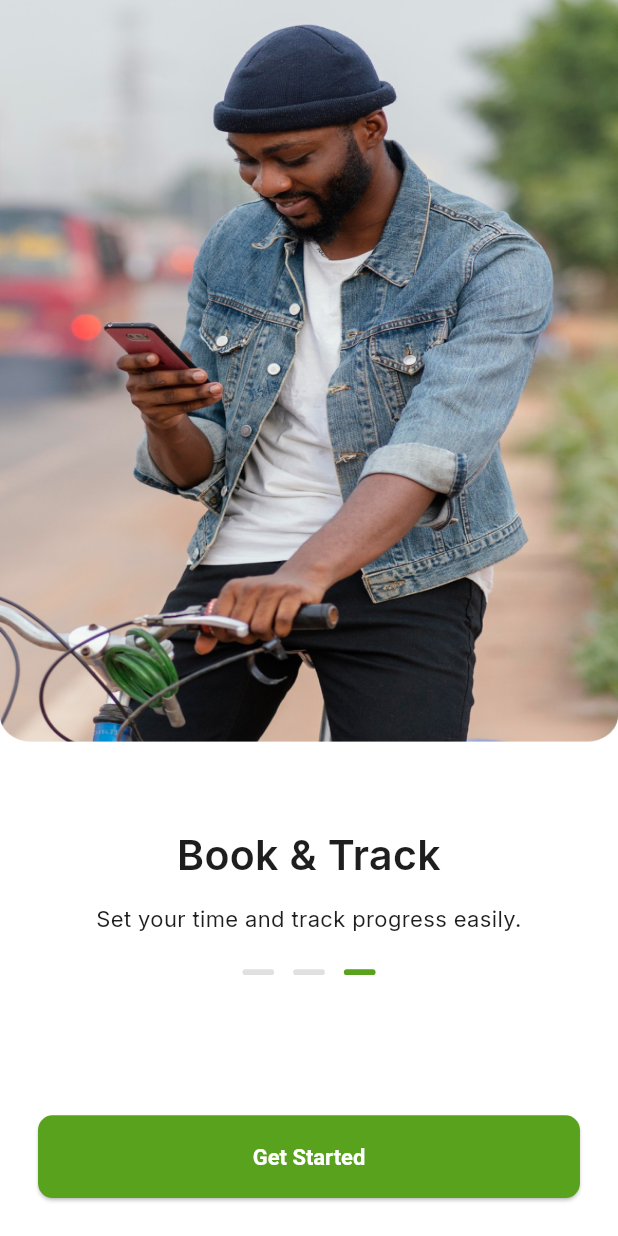
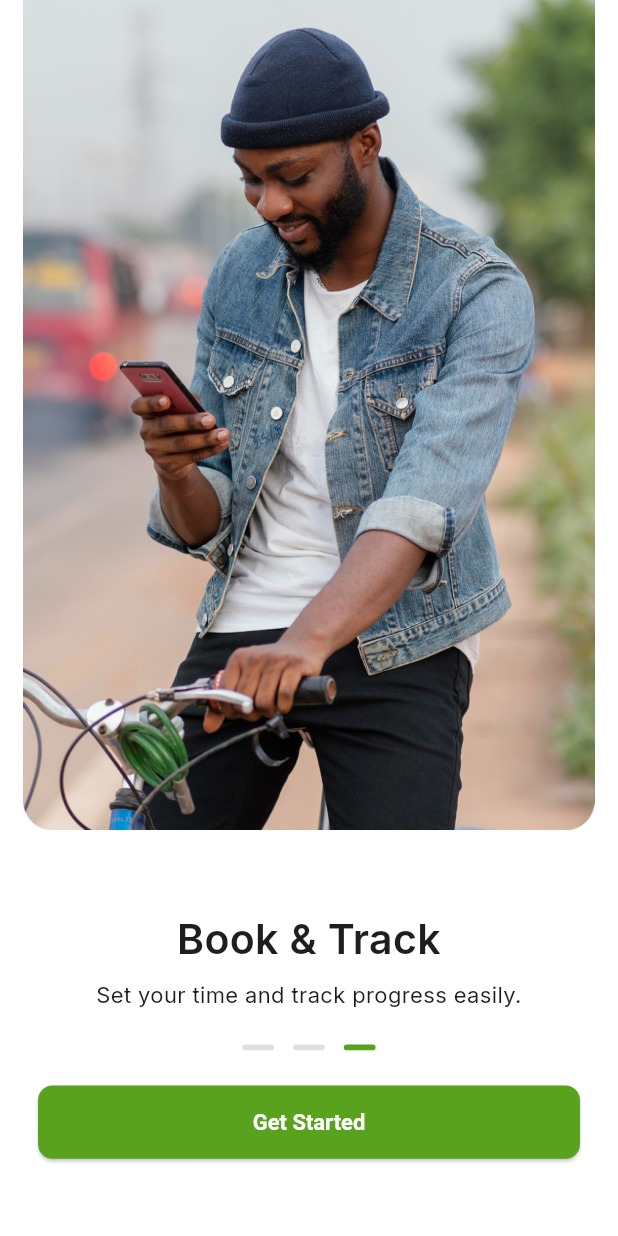
Before and after one commit to Uzair-flutter/Gopher, a Flutter app: the screen it shows after launch, swiped to page 3, on a phone screen of 412 x 824 dp. Run offline on Flutter 3.47's test engine with Material 3 defaults, Android fonts, the phone set to English and light mode, and no system bars; our stand-ins replace carousel_slider, country_picker, flutter_rating_bar, flutter_screenutil, flutter_svg, google_fonts and 5 more; missing offline and left inert: syncfusion_flutter_core.

Commit message:
launch screen fixes

```diff
--- a/lib/screens/lanuch_screen.dart
+++ b/lib/screens/lanuch_screen.dart
@@ -105,23 +105,8 @@ class _LaunchScreenState extends State<LaunchScreen> {
     return Column(
       children: [
         // Image area - takes most of the screen
-        Expanded(
-          flex: 3,
-          child: Container(
-            width: double.infinity,
-            decoration: BoxDecoration(
-              borderRadius: BorderRadius.only(
-                bottomLeft: Radius.circular(30.r),
-                bottomRight: Radius.circular(30.r),
-              ),
-
-              // You can add your actual images here
-              // image: DecorationImage(
-              //   image: AssetImage('path_to_image'),
-              //   fit: BoxFit.cover,
-              // ),
-            ),
-            child: Image.asset(
+        Image.asset(
+          height: 567.h,
           index == 0
               ? PngAssets.launch1
               : index == 1
@@ -129,15 +114,11 @@ class _LaunchScreenState extends State<LaunchScreen> {
               : PngAssets.launch3,
           fit: BoxFit.fill,
         ),
-          ),
-        ),
         // White content card
-        Expanded(
-          flex: 2,
-          child: Container(
+        Container(
           width: double.infinity,
           decoration: BoxDecoration(color: Colors.white),
-            padding: EdgeInsets.only(bottom: 24.w, top: 58.h),
+          padding: EdgeInsets.only( top: 58.h),
           child: Padding(
             padding: EdgeInsets.symmetric(horizontal: 24.0.w),
             child: Column(
@@ -147,6 +128,7 @@ class _LaunchScreenState extends State<LaunchScreen> {
                   page.title,
                   style: GoogleFonts.inter(
                     fontSize: 28.sp,
+                    height: 0,
                     fontWeight: FontWeight.w600,
                     color: AppColors.textBlackColor,
                   ),
@@ -158,6 +140,7 @@ class _LaunchScreenState extends State<LaunchScreen> {
                   page.description,
                   style: GoogleFonts.inter(
                     fontSize: 15.sp,
+                    height: 0,
                     fontWeight: FontWeight.w400,
                     color: AppColors.textBlackColor,
                   ),
@@ -172,21 +155,16 @@ class _LaunchScreenState extends State<LaunchScreen> {
                     (index) => _buildDot(index == _currentPage),
                   ),
                 ),
-                  Spacer(),
+                SizedBox(height: 24.h),
                 // CTA Button
-                  SafeArea(
-                    top: false,
-                    child: SizedBox(
+                SizedBox(
                   width: double.infinity,
                   child: ElevatedButton(
                     onPressed: _nextPage,
-
                     child: Text(page.buttonText),
                   ),
                 ),
-                  ),
               ],
-              ),
             ),
           ),
         ),
--- a/lib/utils/theme.dart
+++ b/lib/utils/theme.dart
@@ -55,6 +55,7 @@ class AppTheme {
 
       elevatedButtonTheme: ElevatedButtonThemeData(
         style: ElevatedButton.styleFrom(
+          minimumSize: Size(double.infinity, 50.h),
           textStyle: TextStyle(
             height: 0,
             fontSize: 15.sp,
@@ -62,7 +63,7 @@ class AppTheme {
           ),
           backgroundColor: AppColors.kPrimaryColor,
           foregroundColor: Colors.white,
-          padding: EdgeInsets.symmetric(vertical: 19.5.h),
+         // padding: EdgeInsets.symmetric(vertical: 19.h),
           shape: RoundedRectangleBorder(
             borderRadius: BorderRadius.circular(10.r),
           ),
```
Also changed, not shown: 3 other files. Lines whose indentation alone changed are shown as unchanged.
